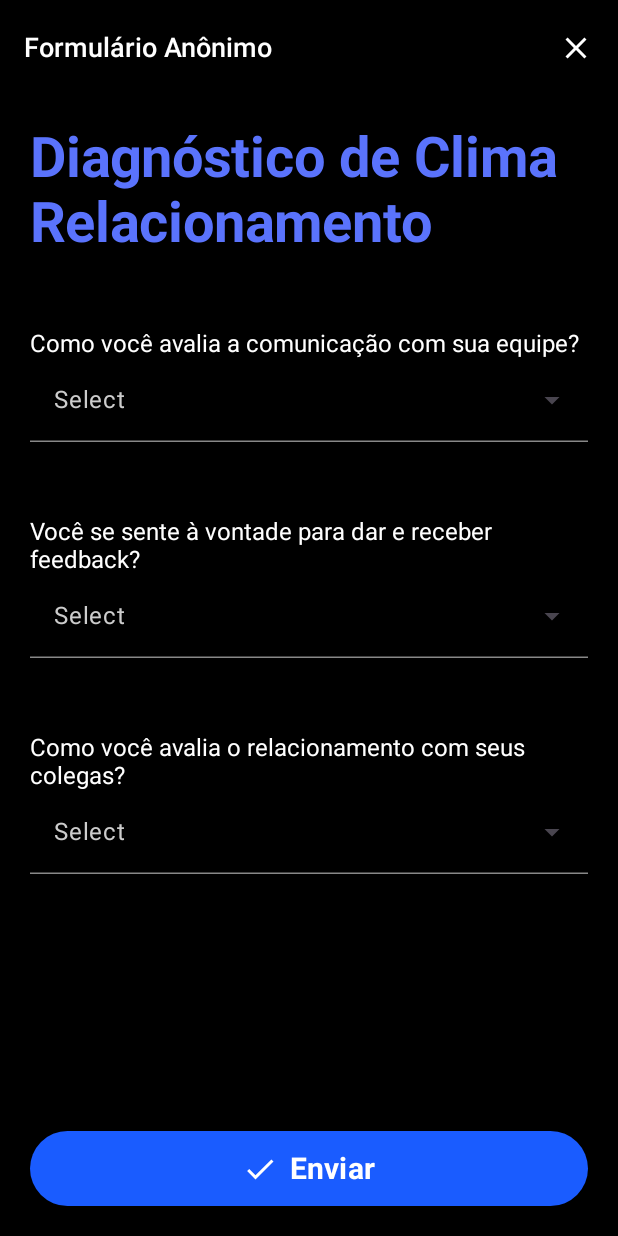
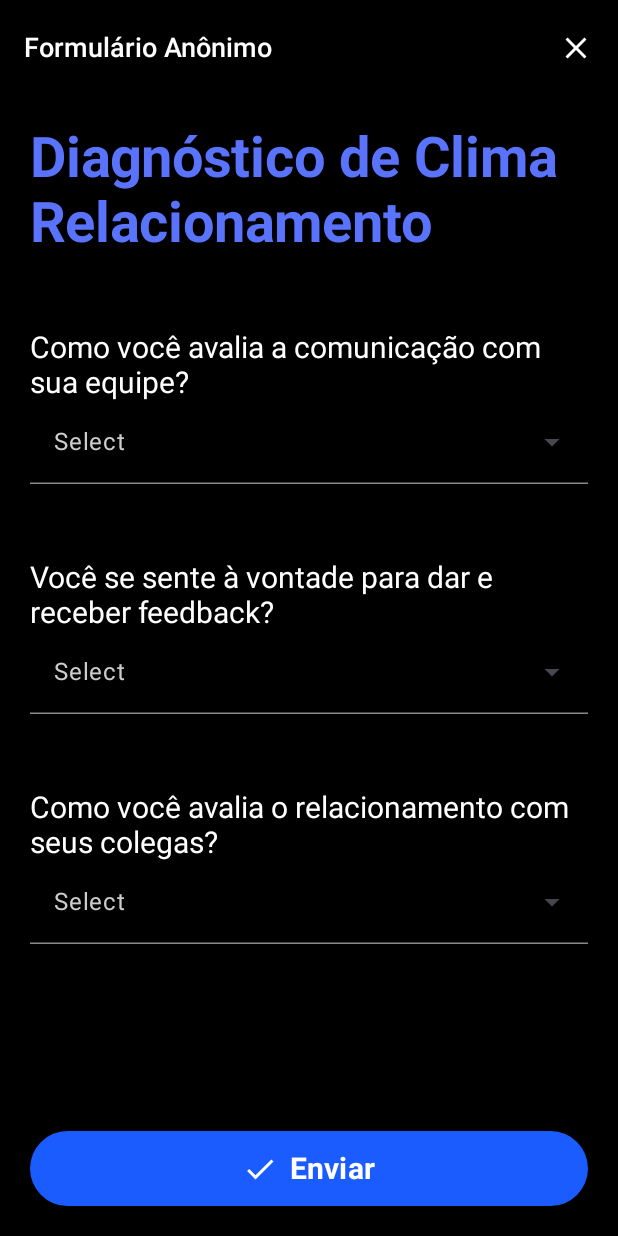
Before and after one commit to carolina-aizawa-moreira/softtekers_app, an Android app built with Jetpack Compose: the @Preview function DiagnosticoRelacionamentoPreview, on a phone screen of 412 x 824 dp. Run offline under Robolectric (Android 15) with nearby library versions, the phone set to English and light mode, and no system bars; Roboto replaces fonts that are not available here.

Commit message:
Update FormComponents.kt

```diff
--- a/softtekers/app/src/main/java/com/fiap/softtekers/components/FormComponents.kt
+++ b/softtekers/app/src/main/java/com/fiap/softtekers/components/FormComponents.kt
@@ -22,7 +22,7 @@ fun PerguntaDropdown(
     Column(
         modifier = modifier.padding(vertical = 15.dp)
     ) {
-        Text(titulo, color = Color.White, fontSize = 16.sp)
+        Text(titulo, color = Color.White, fontSize = 20.sp)
 
         ExposedDropdownMenuBox(
             expanded = expanded,
```
